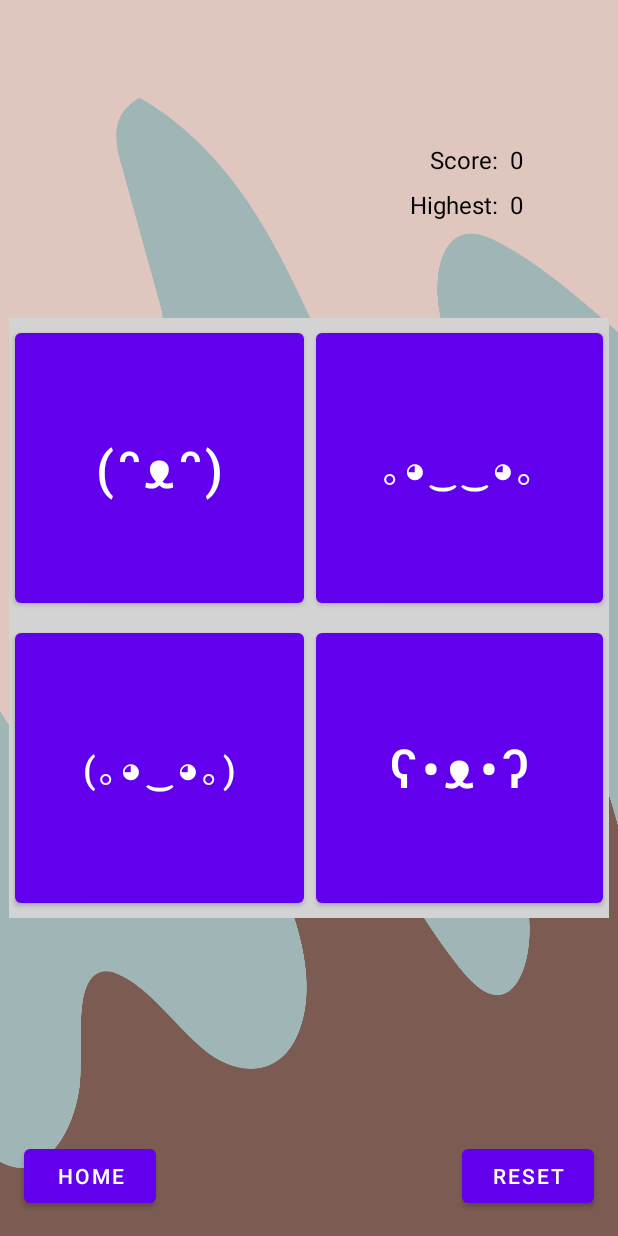
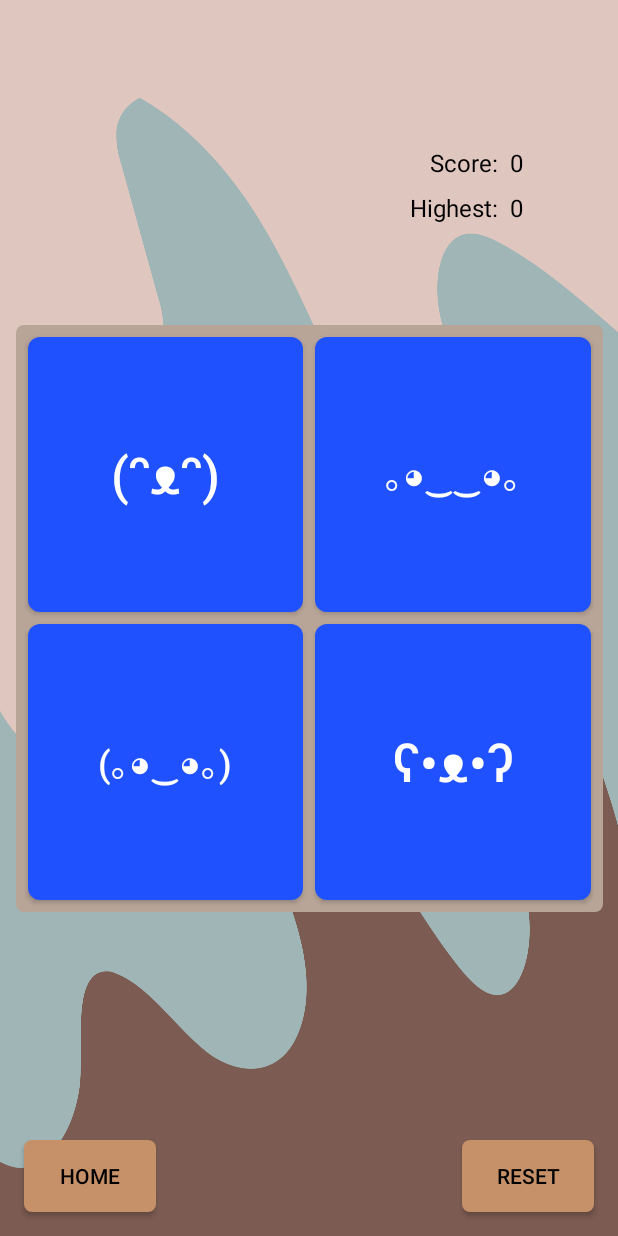
Before and after one commit to BarbodH/mad-grid, an Android app: the GameActivity screen opened directly, with no data from a screen before it, on a phone screen of 412 x 824 dp. Run offline under Robolectric (Android 15) with nearby library versions, the phone set to English and light mode, and no system bars; pictures from the network do not load; 2 statements that could not run were skipped.

Commit message:
Fixed game's grid (dynamic dimensions + symmetry) and updated button feedback

```diff
--- a/app/src/main/AndroidManifest.xml
+++ b/app/src/main/AndroidManifest.xml
@@ -31,7 +31,7 @@
             android:label="Settings"
             android:parentActivityName=".MainActivity"
             android:screenOrientation="portrait" />
-        <activity
+        <activity android:theme="@style/Theme.AppCompat.NoActionBar"
             android:name=".GameActivity"
             android:exported="false"
             android:screenOrientation="portrait" />
--- a/app/src/main/java/com/example/mad_grid/GameActivity.java
+++ b/app/src/main/java/com/example/mad_grid/GameActivity.java
@@ -7,13 +7,13 @@ import android.content.SharedPreferences;
 import android.media.MediaPlayer;
 import android.os.Bundle;
 import android.os.Handler;
-import android.os.Vibrator;
+import android.util.DisplayMetrics;
 import android.view.View;
+import android.view.ViewGroup;
 import android.view.animation.Animation;
 import android.view.animation.AnimationUtils;
 import android.widget.Button;
 import android.widget.TextView;
-import android.widget.Toast;
 
 public class GameActivity extends AppCompatActivity {
     // data variable(s)
@@ -22,12 +22,10 @@ public class GameActivity extends AppCompatActivity {
     private int turnIndex;
     private final Handler handler = new Handler(); // used for delaying executions
     private SoundPlayer soundPlayer;
-    private Vibrator vibrator;
     // data variables associated with settings
     public static final String SHARED_PREFS = "sharedPrefs"; // stores & loads information global in app
     private MediaPlayer mediaPlayer;
     private boolean music;
-    private boolean vibration;
     private boolean sound;
 
     @Override
@@ -37,7 +35,6 @@ public class GameActivity extends AppCompatActivity {
 
         // object initializations
         soundPlayer = new SoundPlayer(this);
-        vibrator = (Vibrator)getSystemService(VIBRATOR_SERVICE);
 
         // retrieve game mode from MainActivity/ResultsActivity
         Intent intent = getIntent();
@@ -58,8 +55,32 @@ public class GameActivity extends AppCompatActivity {
             mediaPlayer.start();
         }
 
+        // adjust grid dimensions dynamically according to device dimensions
+        adjustGridDimensions();
+
         // start game
         initializeNewTurn();
+    }
+
+    /**
+     * Adjusts grid dimensions dynamically according to device dimensions
+     * Precondition(s): none
+     * Postcondition(s): Grid width & height are set to 95% of the device's width/height (whichever is smaller)
+     */
+    private void adjustGridDimensions() {
+        // initialization
+        DisplayMetrics displayMetrics = new DisplayMetrics();
+        getWindowManager().getDefaultDisplay().getMetrics(displayMetrics);
+
+        // smaller dimension (width/height) should be used, in case of a tablet
+        int madGrid_dimension = (int) ((Math.min(displayMetrics.widthPixels, displayMetrics.heightPixels)) * 0.95);
+
+        // set adjusted dimension size to gridLayout
+        View view = findViewById(R.id.gridLayout);
+        ViewGroup.LayoutParams layoutParams = view.getLayoutParams();
+        layoutParams.width = madGrid_dimension;
+        layoutParams.height = madGrid_dimension;
+        view.setLayoutParams(layoutParams);
     }
 
     /**
@@ -124,6 +145,13 @@ public class GameActivity extends AppCompatActivity {
         this.isPlaying = false;
         int delay = 750;
         int delayIncrement = madGrid.getMode().equals("Expert") ? 300 : 750;
+        handler.postDelayed(new Runnable() {
+            @Override
+            public void run() {
+                deactivateButtons(); // turn off button feedback to user
+            }
+        }, 450);
+
 
         // start display of sequence
         for (int k : madGrid.getKey()) {
@@ -137,9 +165,35 @@ public class GameActivity extends AppCompatActivity {
             @Override
             public void run() {
                 GameActivity.this.isPlaying = true;
-                Toast.makeText(GameActivity.this, "Start your turn!", Toast.LENGTH_SHORT).show();
+                activateButtons(); // turn on button feedback to user
             }
         }, delay);
+    }
+
+    /**
+     * Helper method to activate button feedback to user when game is ongoing ('isPlaying' = true)
+     * Precondition(s): none
+     * Postcondition(s): buttons' background becomes lighter with ripple effect
+     */
+    private void activateButtons() {
+        for (int index = 1; index <= 4; index++) {
+            int id = determineButtonID(index);
+            View view = findViewById(id);
+            view.setBackgroundResource(R.drawable.grid_button_background);
+        }
+    }
+
+    /**
+     * Helper method to deactivate button feedback to user during sequence display ('isPlaying' = false)
+     * Precondition(s): none
+     * Postcondition(s): buttons' background becomes darker without ripple effect
+     */
+    private void deactivateButtons() {
+        for (int index = 1; index <= 4; index++) {
+            int id = determineButtonID(index);
+            View view = findViewById(id);
+            view.setBackgroundResource(R.drawable.grid_button_background_inactive);
+        }
     }
 
     /**
@@ -287,7 +341,6 @@ public class GameActivity extends AppCompatActivity {
         SharedPreferences sharedPreferences = getSharedPreferences(SHARED_PREFS, MODE_PRIVATE);
         // variables are loaded with default value of 'false'
         this.music = sharedPreferences.getBoolean("Music", false);
-        this.vibration = sharedPreferences.getBoolean("Vibration", false);
         this.sound = sharedPreferences.getBoolean("Sound", false);
     }
 
--- /dev/null
+++ b/app/src/main/res/drawable/game_control_button.xml
@@ -0,0 +1,10 @@
+<?xml version="1.0" encoding="utf-8"?>
+<ripple xmlns:android="http://schemas.android.com/apk/res/android"
+android:color="#C3A690">
+    <item>
+        <shape android:shape="rectangle">
+            <solid android:color="#C69168" />
+            <corners android:radius="5dp" />
+        </shape>
+    </item>
+</ripple>
--- /dev/null
+++ b/app/src/main/res/drawable/grid_background.xml
@@ -0,0 +1,7 @@
+<?xml version="1.0" encoding="utf-8"?>
+<shape xmlns:android="http://schemas.android.com/apk/res/android"
+    android:shape="rectangle">
+
+    <solid android:color="#B8A598" />
+    <corners android:radius="5dp" />
+</shape>
--- /dev/null
+++ b/app/src/main/res/drawable/grid_button_background.xml
@@ -0,0 +1,11 @@
+<?xml version="1.0" encoding="utf-8"?>
+<ripple xmlns:android="http://schemas.android.com/apk/res/android"
+    android:color="#87CEEB">
+
+    <item>
+        <shape android:shape="rectangle">
+            <solid android:color="#1F51FF" />
+            <corners android:radius="8dp" />
+        </shape>
+    </item>
+</ripple>
--- /dev/null
+++ b/app/src/main/res/drawable/grid_button_background_inactive.xml
@@ -0,0 +1,7 @@
+<?xml version="1.0" encoding="utf-8"?>
+<shape xmlns:android="http://schemas.android.com/apk/res/android"
+    android:shape="rectangle">
+
+    <solid android:color="#0047AB" />
+    <corners android:radius="5dp" />
+</shape>
--- a/app/src/main/res/layout/activity_game.xml
+++ b/app/src/main/res/layout/activity_game.xml
@@ -29,7 +29,7 @@
         android:layout_margin="10sp"
         android:layout_marginStart="8dp"
         android:layout_marginEnd="8dp"
-        android:background="#D3D3D3"
+        android:background="@drawable/grid_background"
         android:columnCount="2"
         android:rowCount="2"
         app:layout_constraintBottom_toBottomOf="parent"
@@ -39,72 +39,92 @@
 
         <Button
             android:id="@+id/game_box1"
+            android:background="@drawable/grid_button_background_inactive"
             android:layout_width="wrap_content"
             android:layout_height="wrap_content"
             android:layout_rowWeight="1"
             android:layout_columnWeight="1"
             android:layout_gravity="fill"
-            android:layout_margin="4sp"
+            android:layout_marginTop="8sp"
+            android:layout_marginBottom="4sp"
+            android:layout_marginStart="8sp"
+            android:layout_marginEnd="4sp"
             android:onClick="handleBoxClick"
             android:text="@string/box1_image"
             android:textSize="34sp" />
 
         <Button
             android:id="@+id/game_box2"
+            android:background="@drawable/grid_button_background_inactive"
             android:layout_width="wrap_content"
             android:layout_height="wrap_content"
             android:layout_rowWeight="1"
             android:layout_columnWeight="1"
             android:layout_gravity="fill"
-            android:layout_margin="4sp"
+            android:layout_marginTop="8sp"
+            android:layout_marginBottom="4sp"
+            android:layout_marginStart="4sp"
+            android:layout_marginEnd="8sp"
             android:onClick="handleBoxClick"
             android:text="@string/box2_image"
             android:textSize="24sp" />
 
         <Button
             android:id="@+id/game_box3"
+            android:background="@drawable/grid_button_background_inactive"
             android:layout_width="wrap_content"
             android:layout_height="wrap_content"
             android:layout_rowWeight="1"
             android:layout_columnWeight="1"
             android:layout_gravity="fill"
-            android:layout_margin="4sp"
+            android:layout_marginTop="4sp"
+            android:layout_marginBottom="8sp"
+            android:layout_marginStart="8sp"
+            android:layout_marginEnd="4sp"
             android:onClick="handleBoxClick"
             android:text="@string/box3_image"
             android:textSize="24sp" />
 
         <Button
             android:id="@+id/game_box4"
+            android:background="@drawable/grid_button_background_inactive"
             android:layout_width="wrap_content"
             android:layout_height="wrap_content"
             android:layout_rowWeight="1"
             android:layout_columnWeight="1"
             android:layout_gravity="fill"
-            android:layout_margin="4sp"
+            android:layout_marginTop="4sp"
+            android:layout_marginBottom="8sp"
+            android:layout_marginStart="4sp"
+            android:layout_marginEnd="8sp"
             android:onClick="handleBoxClick"
             android:text="@string/box4_image"
             android:textSize="34sp" />
     </GridLayout>
 
     <Button
-        android:id="@+id/button13"
+        android:id="@+id/game_reset_button"
         android:layout_width="wrap_content"
         android:layout_height="wrap_content"
         android:layout_marginEnd="16dp"
         android:layout_marginBottom="16dp"
         android:onClick="resetGame"
+        android:background="@drawable/game_control_button"
         android:text="@string/button_reset"
+        android:textColor="#000000"
         app:layout_constraintBottom_toBottomOf="parent"
         app:layout_constraintEnd_toEndOf="parent" />
 
     <Button
-        android:id="@+id/button12"
+        android:id="@+id/game_home_button"
         android:layout_width="wrap_content"
         android:layout_height="wrap_content"
         android:layout_marginStart="16dp"
         android:layout_marginBottom="16dp"
         android:onClick="returnHome"
+        android:background="@drawable/game_control_button"
         android:text="@string/button_home"
+        android:textColor="#000000"
         app:layout_constraintBottom_toBottomOf="parent"
         app:layout_constraintStart_toStartOf="parent" />
 
```
